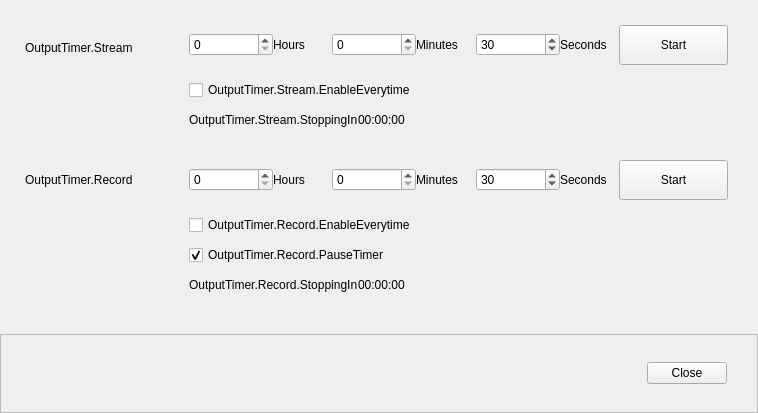
This is src/prism/main/frontend-plugins/frontend-tools/forms/output-timer.ui in naver/prism-live-studio as Qt 5 draws it before an edit. The edited form follows.
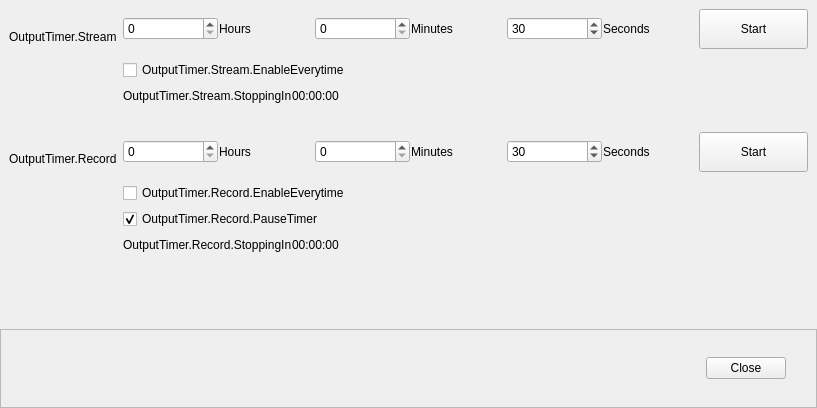
This is the edited form. Custom widgets are drawn as their Qt base class.

```diff
--- a/src/prism/main/frontend-plugins/frontend-tools/forms/output-timer.ui
+++ b/src/prism/main/frontend-plugins/frontend-tools/forms/output-timer.ui
@@ -6,8 +6,8 @@
    <rect>
     <x>0</x>
     <y>0</y>
-    <width>758</width>
-    <height>413</height>
+    <width>817</width>
+    <height>408</height>
    </rect>
   </property>
   <property name="windowTitle">
@@ -30,26 +30,11 @@
     <number>0</number>
    </property>
    <item>
+    <widget class="QFrame" name="ContentFrame">
     <layout class="QFormLayout" name="formLayout">
-     <property name="horizontalSpacing">
-      <number>20</number>
-     </property>
-     <property name="verticalSpacing">
-      <number>10</number>
-     </property>
-     <property name="leftMargin">
-      <number>25</number>
-     </property>
-     <property name="topMargin">
-      <number>25</number>
-     </property>
-     <property name="rightMargin">
-      <number>30</number>
-     </property>
-     <property name="bottomMargin">
-      <number>30</number>
-     </property>
      <item row="0" column="0">
+       <layout class="QVBoxLayout" name="verticalLayout_4">
+        <item>
       <widget class="QLabel" name="streamingLabel">
        <property name="sizePolicy">
         <sizepolicy hsizetype="Preferred" vsizetype="Expanding">
@@ -57,30 +42,38 @@
          <verstretch>0</verstretch>
         </sizepolicy>
        </property>
-       <property name="minimumSize">
-        <size>
-         <width>144</width>
-         <height>0</height>
-        </size>
-       </property>
-       <property name="maximumSize">
-        <size>
-         <width>144</width>
-         <height>16777215</height>
-        </size>
-       </property>
        <property name="text">
         <string>OutputTimer.Stream</string>
        </property>
+          <property name="wordWrap">
+           <bool>true</bool>
+          </property>
        <property name="useFor" stdset="0">
         <string notr="true">FormLabelRole</string>
        </property>
       </widget>
+        </item>
+        <item>
+         <spacer name="verticalSpacer_3">
+          <property name="orientation">
+           <enum>Qt::Vertical</enum>
+          </property>
+          <property name="sizeHint" stdset="0">
+           <size>
+            <width>20</width>
+            <height>40</height>
+           </size>
+          </property>
+         </spacer>
+        </item>
+       </layout>
      </item>
      <item row="0" column="1">
+       <layout class="QVBoxLayout" name="verticalLayout_2">
+        <item>
       <layout class="QHBoxLayout" name="horizontalLayout_2">
        <property name="spacing">
-        <number>0</number>
+           <number>1</number>
        </property>
        <property name="bottomMargin">
         <number>5</number>
@@ -178,14 +171,14 @@
        </item>
       </layout>
      </item>
-     <item row="1" column="1">
+        <item>
       <widget class="QCheckBox" name="autoStartStreamTimer">
        <property name="text">
         <string>OutputTimer.Stream.EnableEverytime</string>
        </property>
       </widget>
      </item>
-     <item row="2" column="1">
+        <item>
       <layout class="QHBoxLayout" name="horizontalLayout">
        <property name="spacing">
         <number>0</number>
@@ -222,7 +215,11 @@
        </item>
       </layout>
      </item>
-     <item row="3" column="0">
+       </layout>
+      </item>
+      <item row="1" column="0">
+       <layout class="QVBoxLayout" name="verticalLayout_5">
+        <item>
       <widget class="QLabel" name="recordingLabel">
        <property name="sizePolicy">
         <sizepolicy hsizetype="Preferred" vsizetype="Expanding">
@@ -230,30 +227,38 @@
          <verstretch>0</verstretch>
         </sizepolicy>
        </property>
-       <property name="minimumSize">
-        <size>
-         <width>144</width>
-         <height>0</height>
-        </size>
-       </property>
-       <property name="maximumSize">
-        <size>
-         <width>144</width>
-         <height>16777215</height>
-        </size>
-       </property>
        <property name="text">
         <string>OutputTimer.Record</string>
        </property>
+          <property name="wordWrap">
+           <bool>true</bool>
+          </property>
        <property name="useFor" stdset="0">
         <string notr="true">FormLabelRole</string>
        </property>
       </widget>
      </item>
-     <item row="3" column="1">
+        <item>
+         <spacer name="verticalSpacer_2">
+          <property name="orientation">
+           <enum>Qt::Vertical</enum>
+          </property>
+          <property name="sizeHint" stdset="0">
+           <size>
+            <width>20</width>
+            <height>40</height>
+           </size>
+          </property>
+         </spacer>
+        </item>
+       </layout>
+      </item>
+      <item row="1" column="1">
+       <layout class="QVBoxLayout" name="verticalLayout_3">
+        <item>
       <layout class="QHBoxLayout" name="horizontalLayout_3">
        <property name="spacing">
-        <number>0</number>
+           <number>1</number>
        </property>
        <property name="topMargin">
         <number>5</number>
@@ -357,14 +362,14 @@
        </item>
       </layout>
      </item>
-     <item row="4" column="1">
+        <item>
       <widget class="QCheckBox" name="autoStartRecordTimer">
        <property name="text">
         <string>OutputTimer.Record.EnableEverytime</string>
        </property>
       </widget>
      </item>
-     <item row="5" column="1">
+        <item>
       <widget class="QCheckBox" name="pauseRecordTimer">
        <property name="sizePolicy">
         <sizepolicy hsizetype="Minimum" vsizetype="Fixed">
@@ -380,7 +385,7 @@
        </property>
       </widget>
      </item>
-     <item row="6" column="1">
+        <item>
       <layout class="QHBoxLayout" name="horizontalLayout_4">
        <property name="spacing">
         <number>0</number>
@@ -415,6 +420,9 @@
       </layout>
      </item>
     </layout>
+      </item>
+     </layout>
+    </widget>
    </item>
    <item>
     <spacer name="verticalSpacer">
```
Lines whose indentation alone changed are shown as unchanged.
